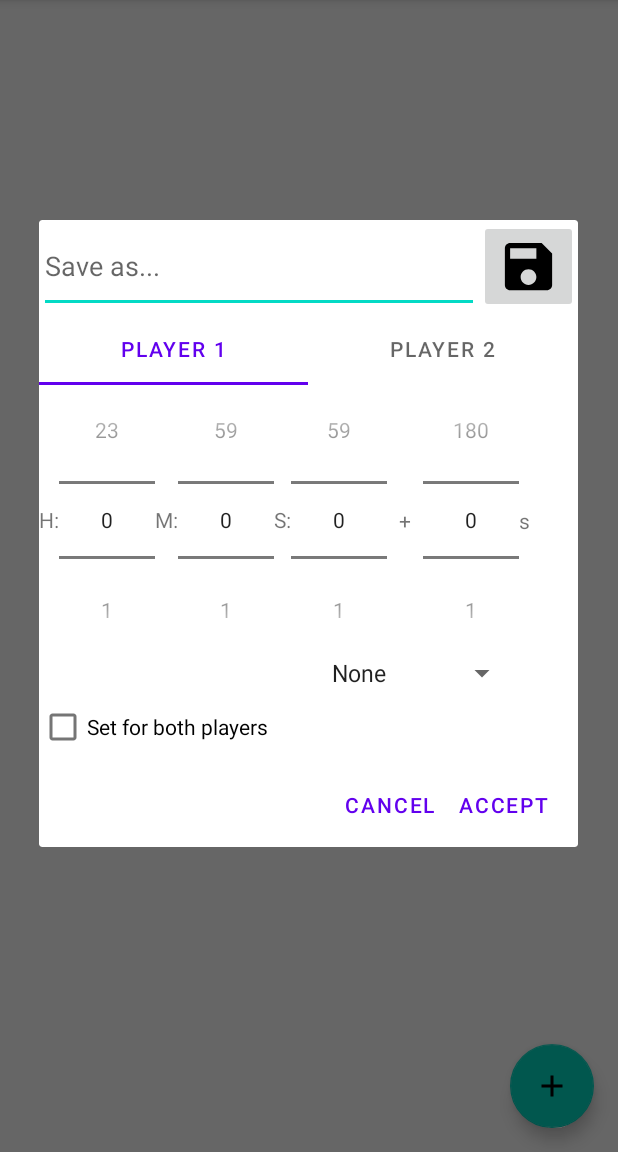
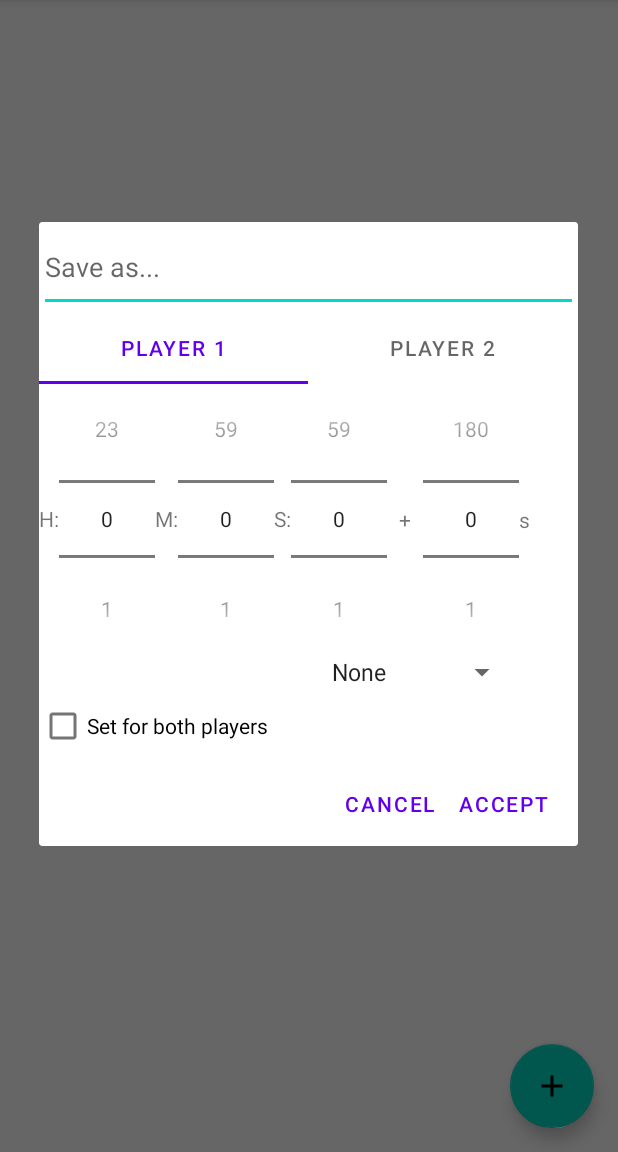
Before and after one commit to nbfalcon/AndroidChessClock, an Android app: the ManageTimeControlsActivity screen opened directly, with no data from a screen before it, after a tap on "Add new time control", on a phone screen of 412 x 824 dp, the part 84-1236 px from its top. Run offline under Robolectric (Android 15) with nearby library versions, the phone set to English and light mode, and no system bars; 9 statements that could not run were skipped.

Commit message:
Remove "Save As" button for ManageTimeControlsActivity

```diff
--- a/app/src/main/java/org/nbfalcon/wseminar/androidchessclock/ui/activities/ManageTimeControlsActivity.java
+++ b/app/src/main/java/org/nbfalcon/wseminar/androidchessclock/ui/activities/ManageTimeControlsActivity.java
@@ -47,7 +47,6 @@ public class ManageTimeControlsActivity extends AppCompatActivity {
 
         View addNewTimeControl = findViewById(R.id.addNewTimeControl);
         addNewTimeControl.setOnClickListener((view) -> {
-            // FIXME: do we really need a save button here, if the user can just press ok?
             PlayerClockCustomizerDialog clockDialog = new PlayerClockCustomizerDialog(false, (dialog) -> {
                 SingleStageTimeControlTemplate p1 = new SingleStageTimeControlTemplate("FIXME",
                         dialog.getStage1OrBoth().getBaseTimeMS(), dialog.getStage1OrBoth().getIncrementMS(), dialog.getStage1OrBoth().getIncrementType());
@@ -65,6 +64,7 @@ public class ManageTimeControlsActivity extends AppCompatActivity {
 
                 backingList.add(newClockPairTemplate);
             });
+            clockDialog.setSettingWantSaveAs(false);
             clockDialog.bindFrom(newTimeControlPreset);
             clockDialog.show(getSupportFragmentManager(), "FIXME meow");
         });
@@ -146,6 +146,7 @@ public class ManageTimeControlsActivity extends AppCompatActivity {
                             backingList.set(index, newClockPairTemplate);
                         }
                     });
+                    customizerDialog.setSettingWantSaveAs(false);
                     customizerDialog.bindFrom(backingList.get(getAdapterPosition()));
                     customizerDialog.show(getSupportFragmentManager(), "FIXME meow");
                 });
--- a/app/src/main/java/org/nbfalcon/wseminar/androidchessclock/ui/dialogs/PlayerClockCustomizerDialog.java
+++ b/app/src/main/java/org/nbfalcon/wseminar/androidchessclock/ui/dialogs/PlayerClockCustomizerDialog.java
@@ -24,6 +24,7 @@ import org.nbfalcon.wseminar.androidchessclock.util.android.ViewFlipperUtils;
 // FIXME: while the dialog is running, the clock can be started; this is kinda broken
 // FIXME: code to start this dialog is copy-pasted 3x; this needs a refactoring
 // FIXME: do something cute/smart about auto-adjusting x in '15+x' when changing the seconds spinner
+// FIXME: timeControl/timeMode naming is inconsistent
 public class PlayerClockCustomizerDialog extends DialogFragment {
     private final @NotNull OnTimeSet onTimeSet;
     private final boolean forPlayer;
@@ -35,6 +36,8 @@ public class PlayerClockCustomizerDialog extends DialogFragment {
     private EditText customTimeControlName;
     private boolean customTimeControlSaveAsClicked;
     private TabLayout stagesTabs;
+
+    private boolean settingWantSaveAs = true;
 
     public PlayerClockCustomizerDialog(boolean forPlayer, @NotNull OnTimeSet onTimeSet) {
         this.forPlayer = forPlayer;
@@ -65,8 +68,10 @@ public class PlayerClockCustomizerDialog extends DialogFragment {
         customTimeControlName = view.findViewById(R.id.customTimeControlName);
         // FIXME: cute "(1), (2), (3)" automatic increment?
         customTimeControlName.setText(bindFrom.toString());
+
         customTimeControlSaveAsClicked = false;
         View timeControlSaveAs = view.findViewById(R.id.customTimeControlSaveAs);
+        if (settingWantSaveAs) {
             timeControlSaveAs.setOnClickListener((v) -> {
                 InputMethodService inputMethodService = ContextCompat.getSystemService(customTimeControlName.getContext(), InputMethodService.class);
                 if (inputMethodService != null) {
@@ -79,6 +84,10 @@ public class PlayerClockCustomizerDialog extends DialogFragment {
                 dismiss();
                 onTimeSet.setTime(this);
             });
+        } else {
+            timeControlSaveAs.setVisibility(View.GONE);
+            timeControlSaveAs.setEnabled(false);
+        }
 
         stagesTabs = view.findViewById(R.id.stagesTabs);
         ViewFlipper stagesFlipper = view.findViewById(R.id.stagesFlipper);
@@ -93,10 +102,7 @@ public class PlayerClockCustomizerDialog extends DialogFragment {
         });
         setForBothPlayers.setChecked(bindFrom.setForBothPlayers());
 
-        return builder.setView(view)
-                .setPositiveButton("Accept", (dialog, which) -> onTimeSet.setTime(this))
-                .setNegativeButton("Cancel", null)
-                .create();
+        return builder.setView(view).setPositiveButton("Accept", (dialog, which) -> onTimeSet.setTime(this)).setNegativeButton("Cancel", null).create();
     }
 
     public TimeControlStageCustomizer getStage1OrBoth() {
@@ -128,6 +134,10 @@ public class PlayerClockCustomizerDialog extends DialogFragment {
         return customTimeControlSaveAsClicked ? HowExited.CREATE_NEW : HowExited.OK;
     }
 
+    public void setSettingWantSaveAs(boolean settingWantSaveAs) {
+        this.settingWantSaveAs = settingWantSaveAs;
+    }
+
     public enum HowExited {
         OK, CREATE_NEW
     }
--- a/app/src/main/res/drawable/ic_material_save.xml
+++ b/app/src/main/res/drawable/ic_material_save.xml
@@ -1,6 +1,6 @@
 <vector xmlns:android="http://schemas.android.com/apk/res/android"
-    android:width="42dp"
-    android:height="42dp"
+    android:width="48dp"
+    android:height="48dp"
     android:viewportWidth="24"
     android:viewportHeight="24">
   <path
--- a/app/src/main/res/layout/view_player_clock_customizer.xml
+++ b/app/src/main/res/layout/view_player_clock_customizer.xml
@@ -8,19 +8,18 @@
     <EditText
         android:id="@+id/customTimeControlName"
         android:layout_width="0dp"
-        android:layout_height="0dp"
+        android:layout_height="@dimen/timeControlCustomizerSaveAsSize"
         android:ems="10"
         android:hint="Save as..."
         android:inputType="text"
-        app:layout_constraintBottom_toBottomOf="@id/customTimeControlSaveAs"
         app:layout_constraintEnd_toStartOf="@+id/customTimeControlSaveAs"
         app:layout_constraintStart_toStartOf="parent"
         app:layout_constraintTop_toTopOf="parent" />
 
     <ImageButton
         android:id="@+id/customTimeControlSaveAs"
-        android:layout_width="wrap_content"
-        android:layout_height="wrap_content"
+        android:layout_width="@dimen/timeControlCustomizerSaveAsSize"
+        android:layout_height="@dimen/timeControlCustomizerSaveAsSize"
         app:layout_constraintEnd_toEndOf="parent"
         app:layout_constraintTop_toTopOf="@+id/customTimeControlName"
         app:srcCompat="@drawable/ic_material_save" />
--- /dev/null
+++ b/app/src/main/res/values/dimens.xml
@@ -0,0 +1,4 @@
+<?xml version="1.0" encoding="utf-8"?>
+<resources>
+    <dimen name="timeControlCustomizerSaveAsSize">60dp</dimen>
+</resources>
```
Lines whose indentation alone changed are shown as unchanged.
